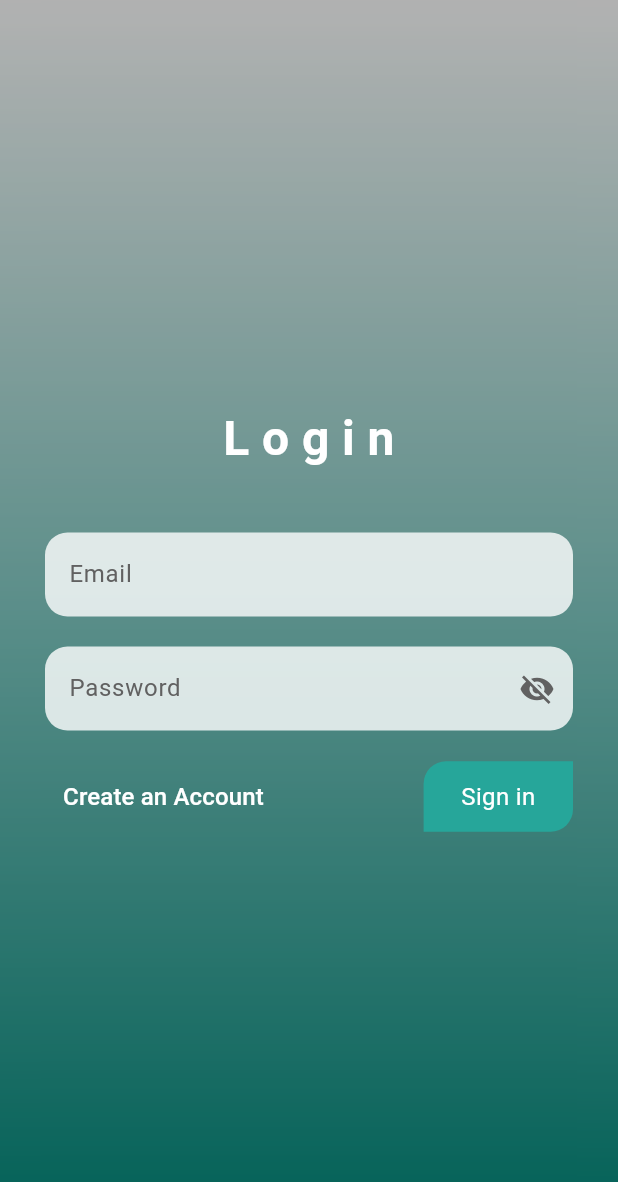
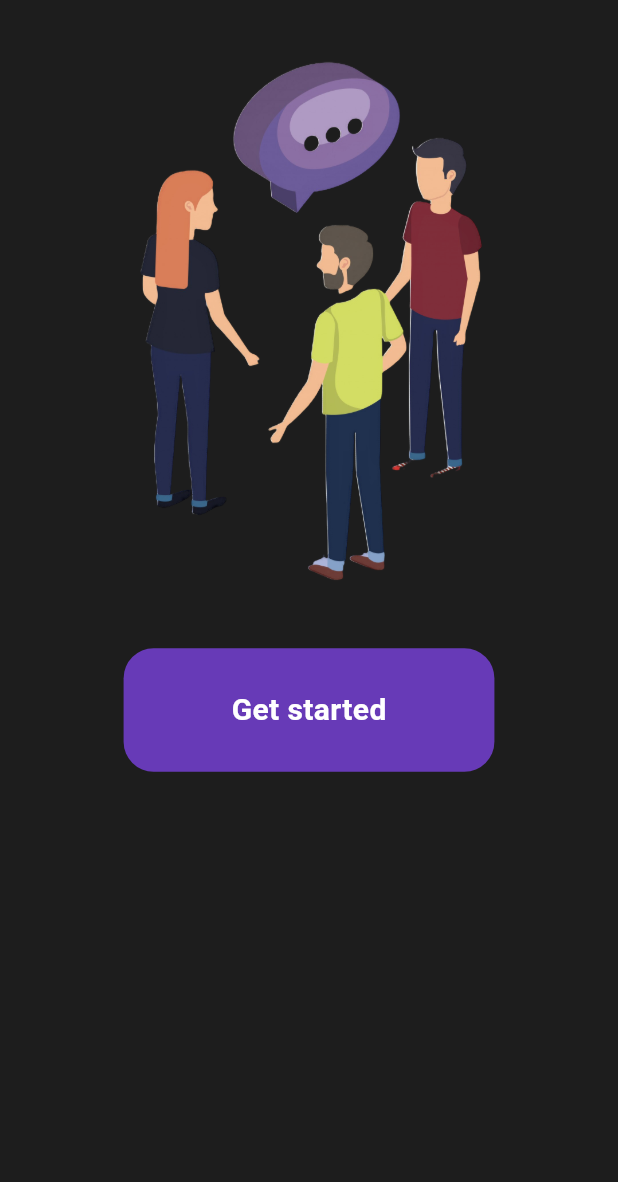
Before and after one commit to Dragorrik/Chat-App, a Flutter app: the screen it shows after launch, on a phone screen of 412 x 824 dp. Shown: the top 1182 px of the screen. Run offline on Flutter 3.47's test engine with Material 3 defaults, Android fonts, the phone set to English and light mode, and no system bars; our stand-ins replace animated_text_kit, cloud_firestore, firebase_auth, firebase_core, get, get_storage and 4 more; accounts and stored records are empty.

Commit message:
UI updated

```diff
--- /dev/null
+++ b/lib/app/modules/get_started_screen/views/get_started_screen_view.dart
@@ -0,0 +1,69 @@
+import 'package:flutter/material.dart';
+
+import 'package:get/get.dart';
+
+import '../controllers/get_started_screen_controller.dart';
+
+class GetStartedScreenView extends GetView<GetStartedScreenController> {
+  const GetStartedScreenView({super.key});
+  @override
+  Widget build(BuildContext context) {
+    return Scaffold(
+      backgroundColor: const Color(0XFF1D1D1D),
+      body: SafeArea(
+        child: Padding(
+          padding: const EdgeInsets.all(15),
+          child: Column(
+            crossAxisAlignment: CrossAxisAlignment.center,
+            children: [
+              Image.asset('assets/images/com.png'),
+              // Container(
+              //   height: MediaQuery.of(context).size.height * 0.05,
+              //   width: MediaQuery.of(context).size.width * 0.6,
+              //   decoration: BoxDecoration(
+              //     color: const Color.fromARGB(255, 150, 120, 233),
+              //     borderRadius: BorderRadius.circular(20),
+              //   ),
+              //   child: Center(
+              //     child: Text(
+              //       "Welcome, to my chatting platform",
+              //       style: TextStyle(
+              //         color: Colors.white,
+              //         fontSize: 13,
+              //         fontWeight: FontWeight.bold,
+              //       ),
+              //     ),
+              //   ),
+              // ),
+              SizedBox(
+                height: 8,
+              ),
+              InkWell(
+                onTap: () {
+                  Get.offNamed('/login');
+                },
+                child: Container(
+                  height: MediaQuery.of(context).size.height * 0.1,
+                  width: MediaQuery.of(context).size.width * 0.6,
+                  decoration: BoxDecoration(
+                    color: Colors.deepPurple,
+                    borderRadius: BorderRadius.circular(20),
+                  ),
+                  child: Center(
+                      child: Text(
+                    'Get started',
+                    style: TextStyle(
+                      color: Colors.white,
+                      fontSize: 20,
+                      fontWeight: FontWeight.bold,
+                    ),
+                  )),
+                ),
+              ),
+            ],
+          ),
+        ),
+      ),
+    );
+  }
+}
--- a/lib/app/modules/login_page/controllers/login_page_controller.dart
+++ b/lib/app/modules/login_page/controllers/login_page_controller.dart
@@ -49,12 +49,15 @@ class LoginPageController extends GetxController {
         }
         storage.write(
             'userEmail', emailController.text); // Save email when logging in
-        storage.write('isLoggedIn', true); // Save login status
-        //Get.offAllNamed('/home');
+        storage.write('isLoggedIn', true);
+        // Save login status
+        Get.snackbar("Login Successful", "Enjoy your day.",
+            colorText: Colors.white);
+        Get.offAllNamed('/home');
       }
       return user;
     } catch (e) {
-      Get.snackbar("Login failed", e.toString());
+      Get.snackbar("Login failed", e.toString(), colorText: Colors.white);
     }
     return null;
   }
--- a/lib/app/modules/login_page/views/login_page_view.dart
+++ b/lib/app/modules/login_page/views/login_page_view.dart
@@ -1,4 +1,3 @@
-import 'dart:ui';
 import 'package:flutter/material.dart';
 import 'package:get/get.dart';
 import 'package:task_type_project/app/widgets/login_reg_widget.dart';
@@ -8,25 +7,8 @@ class LoginPageView extends GetView<LoginPageController> {
   @override
   Widget build(BuildContext context) {
     return Scaffold(
-      body: Stack(
-        children: [
-          // Gradient background with blur
-          Stack(
-            children: [
-              LoginRegWidget.loginRegBg(), // Your existing background
-              Positioned.fill(
-                child: BackdropFilter(
-                  filter: ImageFilter.blur(
-                      sigmaX: 10, sigmaY: 10), // Adjust the blur intensity
-                  child: Container(
-                    color: Colors.black.withOpacity(
-                        0.3), // Optional: add a semi-transparent overlay
-                  ),
-                ),
-              ),
-            ],
-          ),
-          Center(
+      backgroundColor: const Color(0XFF1D1D1D),
+      body: Center(
         child: Padding(
           padding: const EdgeInsets.symmetric(horizontal: 30.0),
           child: Column(
@@ -70,8 +52,6 @@ class LoginPageView extends GetView<LoginPageController> {
           ),
         ),
       ),
-        ],
-      ),
     );
   }
 }
--- a/lib/app/modules/register_page/controllers/register_page_controller.dart
+++ b/lib/app/modules/register_page/controllers/register_page_controller.dart
@@ -130,11 +130,14 @@ class RegisterPageController extends GetxController {
         await homeController.saveProfileImage(user.uid, imagePath);
         homeController.fetchUsers();
 
-        Get.snackbar("Registration Successful", "Enjoy your chat.");
+        Get.snackbar("Registration Successful", "Enjoy your chat.",
+            colorText: Colors.white);
+        Get.offAllNamed('/home');
         return user;
       }
     } catch (e) {
-      Get.snackbar("Registration Failed", e.toString());
+      Get.snackbar("Registration Failed", e.toString(),
+          colorText: Colors.white);
       print("Error during registration: $e");
     }
     return null;
--- a/lib/app/modules/splash_screen/controllers/splash_screen_controller.dart
+++ b/lib/app/modules/splash_screen/controllers/splash_screen_controller.dart
@@ -12,7 +12,7 @@ class SplashScreenController extends GetxController {
     Future.delayed(Duration(seconds: 5), () {
       FirebaseAuth.instance.authStateChanges().listen((User? user) {
         if (user == null) {
-          Get.offNamed('/login'); // Navigate to Login Page
+          Get.offNamed('/get-started-screen'); // Navigate to Login Page
         } else {
           Get.offNamed('/home'); // Navigate to Home Page
         }
--- a/lib/app/modules/splash_screen/views/splash_screen_view.dart
+++ b/lib/app/modules/splash_screen/views/splash_screen_view.dart
@@ -8,7 +8,7 @@ class SplashScreenView extends GetView<SplashScreenController> {
   Widget build(BuildContext context) {
     Get.put(SplashScreenController());
     return Scaffold(
-      backgroundColor: Colors.teal[100],
+      backgroundColor: const Color(0XFF1D1D1D),
       body: Center(
         child: AnimatedTextKit(
           animatedTexts: [
@@ -17,7 +17,7 @@ class SplashScreenView extends GetView<SplashScreenController> {
               textStyle: TextStyle(
                 fontSize: 40.0,
                 fontWeight: FontWeight.bold,
-                color: Colors.teal[700],
+                color: Colors.deepPurple,
               ),
               speed: Duration(milliseconds: 200),
             ),
--- a/lib/app/routes/app_pages.dart
+++ b/lib/app/routes/app_pages.dart
@@ -1,15 +1,17 @@
 import 'package:get/get.dart';
-import 'package:task_type_project/app/modules/splash_screen/bindings/splash_screen_binding.dart';
-import 'package:task_type_project/app/modules/splash_screen/views/splash_screen_view.dart';
 
 import '../modules/chat/bindings/chat_binding.dart';
 import '../modules/chat/views/chat_view.dart';
+import '../modules/get_started_screen/bindings/get_started_screen_binding.dart';
+import '../modules/get_started_screen/views/get_started_screen_view.dart';
 import '../modules/home/bindings/home_binding.dart';
 import '../modules/home/views/home_view.dart';
 import '../modules/login_page/bindings/login_page_binding.dart';
 import '../modules/login_page/views/login_page_view.dart';
 import '../modules/register_page/bindings/register_page_binding.dart';
 import '../modules/register_page/views/register_page_view.dart';
+import '../modules/splash_screen/bindings/splash_screen_binding.dart';
+import '../modules/splash_screen/views/splash_screen_view.dart';
 import '../modules/startup_binding.dart';
 import '../modules/startup_screen.dart';
 
@@ -53,5 +55,10 @@ class AppPages {
       page: () => SplashScreenView(),
       binding: SplashScreenBinding(),
     ),
+    GetPage(
+      name: _Paths.GET_STARTED_SCREEN,
+      page: () => GetStartedScreenView(),
+      binding: GetStartedScreenBinding(),
+    ),
   ];
 }
--- a/lib/app/routes/app_routes.dart
+++ b/lib/app/routes/app_routes.dart
@@ -9,6 +9,7 @@ abstract class Routes {
   static const REGISTER_PAGE = _Paths.REGISTER_PAGE;
   static const CHAT = _Paths.CHAT;
   static const SPLASH_SCREEN = _Paths.SPLASH_SCREEN;
+  static const GET_STARTED_SCREEN = _Paths.GET_STARTED_SCREEN;
 }
 
 abstract class _Paths {
@@ -19,4 +20,5 @@ abstract class _Paths {
   static const REGISTER_PAGE = '/register';
   static const CHAT = '/chat';
   static const SPLASH_SCREEN = '/splash-screen';
+  static const GET_STARTED_SCREEN = '/get-started-screen';
 }
--- a/lib/main.dart
+++ b/lib/main.dart
@@ -2,7 +2,6 @@ import 'package:flutter/material.dart';
 import 'package:get/get.dart';
 import 'package:get_storage/get_storage.dart';
 import 'package:hive_flutter/adapters.dart';
-import 'package:task_type_project/app/modules/home/controllers/home_controller.dart';
 import 'package:task_type_project/app/modules/splash_screen/bindings/splash_screen_binding.dart';
 import 'package:firebase_core/firebase_core.dart';
 import 'package:task_type_project/app/modules/theme_controller.dart';
--- a/pubspec.yaml
+++ b/pubspec.yaml
@@ -64,7 +64,7 @@ flutter:
   uses-material-design: true
   # To add assets to your application, add an assets section, like this:
   assets:
-    - assets/images/default_profile.jpg
+    - assets/images/
   # An image asset can refer to one or more resolution-specific "variants", see
   # https://flutter.dev/to/resolution-aware-images
   # For details regarding adding assets from package dependencies, see
```
Also changed, not shown: lib/app/modules/chat/views/chat_view.dart (+19 -7 lines), lib/app/modules/get_started_screen/bindings/get_started_screen_binding.dart (added, +12 -0 lines), lib/app/modules/get_started_screen/controllers/get_started_screen_controller.dart (added, +23 -0 lines), lib/app/modules/home/controllers/home_controller.dart (+15 -0 lines), lib/app/modules/home/views/home_view.dart (+10 -12 lines), lib/app/modules/register_page/views/register_page_view.dart (+2 -21 lines), lib/app/widgets/login_reg_widget.dart (+20 -6 lines), assets/images/com.png (added). Lines whose indentation alone changed are shown as unchanged.
